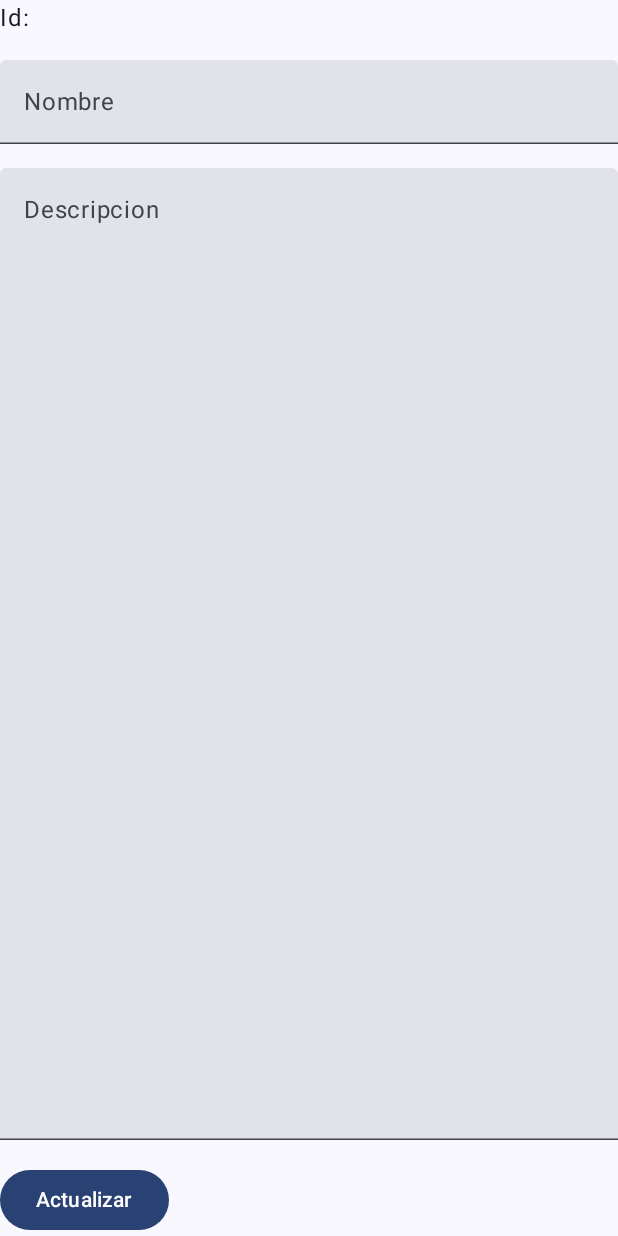
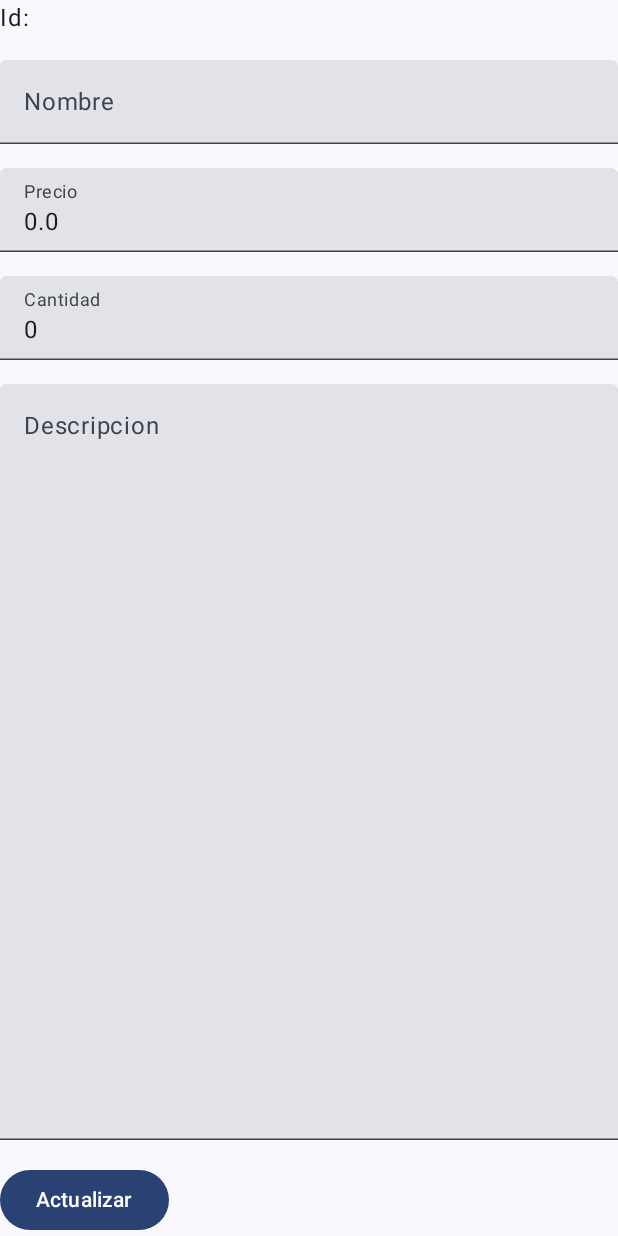
Before and after one commit to MelaniPilliza/My1App_MELANI_PILLIZA, an Android app built with Jetpack Compose: the composable UpdateProductScreen called with empty values, on a phone screen of 412 x 824 dp. Run offline under Robolectric (Android 15) with nearby library versions, the phone set to English and light mode, and no system bars; our stand-ins replace Firebase (no records; nobody signed in at launch, a user with empty details on screens opened directly).

Commit message:
11/02/2025

```diff
--- a/app/src/main/java/com/example/my1app_melani_pilliza/data/source/remote/ProductFirestoreRepository.kt
+++ b/app/src/main/java/com/example/my1app_melani_pilliza/data/source/remote/ProductFirestoreRepository.kt
@@ -58,6 +58,8 @@ class ProductFirestoreRepository(val firestore: FirebaseFirestore) {
     suspend fun update(product: Product) {
         collection.document(product.id).update(
             "name", product.name,
+            "price",product.price,
+            "stock",product.stock,
             "description", product.description
         ).await()
     }
--- a/app/src/main/java/com/example/my1app_melani_pilliza/domain/model/Product.kt
+++ b/app/src/main/java/com/example/my1app_melani_pilliza/domain/model/Product.kt
@@ -6,7 +6,8 @@ data class Product(
     @DocumentId var id: String = "",
     val name: String,
     val price: Double,
+    val stock: Int,
     val description: String
 ) {
-    constructor() : this("", "",0.0, "")
+    constructor() : this("", "",0.0,0, "")
 }
--- a/app/src/main/java/com/example/my1app_melani_pilliza/presentation/navigation/NavGraph.kt
+++ b/app/src/main/java/com/example/my1app_melani_pilliza/presentation/navigation/NavGraph.kt
@@ -17,9 +17,8 @@
 // El startDestination define la pantalla que se cargará cuando se abre la aplicación
 @Composable
 fun NavGraph(startDestination: String = Screen.Login.route) {
-    // Cargamos el navController
     val navController = rememberNavController()
-    // Creamos un NavHost que arranque con la pantalla de inicio
+
     NavHost(navController = navController, startDestination = startDestination) {
         // Definimos que para la ruta Screen.Home se cargue el composable HomeScreen(navController)
         composable(Screen.Login.route) {
--- a/app/src/main/java/com/example/my1app_melani_pilliza/presentation/ui/screens/product/UpdateProductScreen.kt
+++ b/app/src/main/java/com/example/my1app_melani_pilliza/presentation/ui/screens/product/UpdateProductScreen.kt
@@ -1,5 +1,6 @@
 package com.example.my1app_melani_pilliza.presentation.ui.screens.product
 
+import androidx.compose.foundation.background
 import androidx.compose.foundation.layout.Column
 import androidx.compose.foundation.layout.Spacer
 import androidx.compose.foundation.layout.fillMaxWidth
@@ -14,6 +15,7 @@ import androidx.compose.runtime.Composable
 import androidx.compose.runtime.collectAsState
 import androidx.compose.runtime.getValue
 import androidx.compose.ui.Modifier
+import androidx.compose.ui.graphics.Color
 import androidx.compose.ui.text.input.KeyboardType
 import androidx.compose.ui.tooling.preview.Preview
 import androidx.compose.ui.unit.dp
@@ -34,6 +36,7 @@ fun UpdateProductScreen(
             Text("Id: ${product.id}")
             Spacer(modifier = Modifier.height(16.dp))
 
+            //NOMBRE
             TextField(
                 modifier = Modifier.fillMaxWidth(),
                 maxLines = 1,
@@ -45,6 +48,39 @@ fun UpdateProductScreen(
             )
             Spacer(modifier = Modifier.height(16.dp))
 
+            // PRECIO
+            TextField(
+                value = product.price.toString(),
+                onValueChange = { newPrice ->
+                    newPrice.toDoubleOrNull()?.let {
+                        updateProductViewModel.setPrice(it)
+                    }
+                },
+                label = { Text("Precio") },
+                keyboardOptions = KeyboardOptions.Default.copy(keyboardType = KeyboardType.Number),
+                modifier = Modifier
+                    .fillMaxWidth()
+                    .background(Color.White),
+            )
+            Spacer(Modifier.height(16.dp))
+
+            // CANTIDAD
+            TextField(
+                value = product.stock.toString(),
+                onValueChange = { newStock ->
+                    newStock.toIntOrNull()?.let {
+                        updateProductViewModel.setStock(it)
+                    }
+                },
+                label = { Text("Cantidad") },
+                keyboardOptions = KeyboardOptions.Default.copy(keyboardType = KeyboardType.Number),
+                modifier = Modifier
+                    .fillMaxWidth()
+                    .background(Color.White),
+            )
+            Spacer(Modifier.height(16.dp))
+
+            //DESCRIPCION
             TextField(
                 modifier = Modifier
                     .fillMaxWidth()
--- a/app/src/main/java/com/example/my1app_melani_pilliza/presentation/viewmodel/products/UpdateProductViewModel.kt
+++ b/app/src/main/java/com/example/my1app_melani_pilliza/presentation/viewmodel/products/UpdateProductViewModel.kt
@@ -15,19 +15,31 @@ class UpdateProductViewModel(
     val getProductUseCase: GetProductUseCase
 ) : ViewModel() {
     private val _product = MutableStateFlow(
-        Product("", "",0.0, "")
+        Product("", "",0.0,0, "")
     )
     val product: StateFlow<Product> = _product
 
     fun setId(id: String?) {
         viewModelScope.launch {
-            _product.value = getProductUseCase(id) ?:  Product("", "",0.0,"")
+            _product.value = getProductUseCase(id) ?:  Product("", "",0.0,0,"")
         }
     }
 
     fun setName(name: String) {
         _product.value = _product.value.copy(
             name = name
+        )
+    }
+
+    fun setPrice(price: Double) {
+        _product.value = _product.value.copy(
+            price= price
+        )
+    }
+
+    fun setStock(stock: Int) {
+        _product.value = _product.value.copy(
+            stock= stock
         )
     }
 
```
Also changed, not shown: app/src/main/java/com/example/my1app_melani_pilliza/presentation/ui/screens/product/AddProductScreen.kt (+16 -0 lines), app/src/main/java/com/example/my1app_melani_pilliza/presentation/ui/screens/product/ProductScreen.kt (+6 -4 lines), app/src/main/java/com/example/my1app_melani_pilliza/presentation/viewmodel/products/AddProductViewModel.kt (+7 -1 lines).
